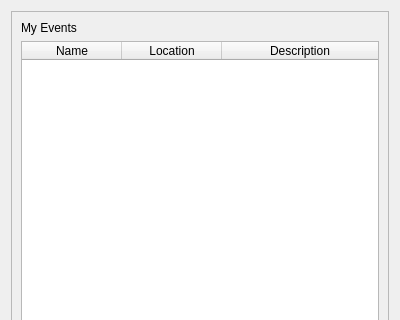
First picture: the form in src/mobile-app/mainpage.ui, repository Aesylwinn/software-engineering, before the edit; both pictures show x 0 to 400 and y 0 to 320 of the 400 by 800 pixel window.
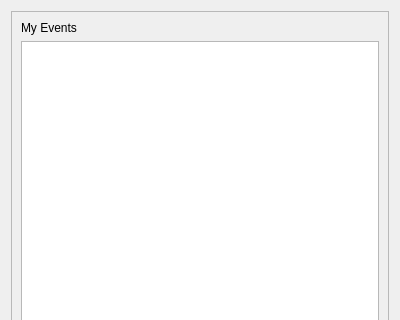
Second picture: the form after the edit.

Commit message: Mobile app: display the events the user is attending

```diff
--- a/src/mobile-app/mainpage.ui
+++ b/src/mobile-app/mainpage.ui
@@ -40,32 +40,7 @@
         </widget>
        </item>
        <item>
-        <widget class="QTableWidget" name="myEventsListView">
-         <property name="columnCount">
-          <number>3</number>
-         </property>
-         <attribute name="horizontalHeaderStretchLastSection">
-          <bool>true</bool>
-         </attribute>
-         <attribute name="verticalHeaderVisible">
-          <bool>false</bool>
-         </attribute>
-         <column>
-          <property name="text">
-           <string>Name</string>
-          </property>
-         </column>
-         <column>
-          <property name="text">
-           <string>Location</string>
-          </property>
-         </column>
-         <column>
-          <property name="text">
-           <string>Description</string>
-          </property>
-         </column>
-        </widget>
+        <widget class="QListWidget" name="myEventsListView"/>
        </item>
        <item>
         <widget class="QLabel" name="eventsLabel">
```
The commit also changes 7 other files.
